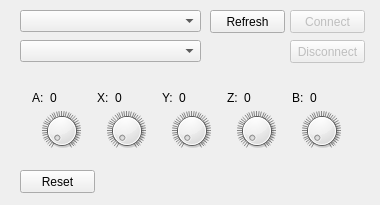
Unril/stepper-control, file qtConsoleMock/MainWindow.ui: the form before one commit.
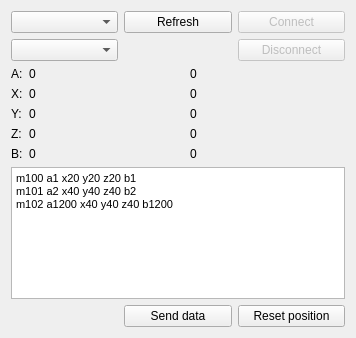
The form after the commit.

```diff
--- a/qtConsoleMock/MainWindow.ui
+++ b/qtConsoleMock/MainWindow.ui
@@ -6,101 +6,80 @@
    <rect>
     <x>0</x>
     <y>0</y>
-    <width>380</width>
-    <height>205</height>
+    <width>356</width>
+    <height>338</height>
    </rect>
   </property>
   <property name="windowTitle">
    <string>MainWindow</string>
   </property>
   <widget class="QWidget" name="centralWidget">
-   <widget class="QComboBox" name="cbPorts">
-    <property name="geometry">
-     <rect>
-      <x>20</x>
-      <y>10</y>
-      <width>181</width>
-      <height>22</height>
-     </rect>
-    </property>
-   </widget>
+   <layout class="QGridLayout" name="gridLayout_2">
+    <item row="0" column="0">
+     <widget class="QComboBox" name="cbPorts"/>
+    </item>
+    <item row="0" column="1">
    <widget class="QPushButton" name="pbRefresh">
-    <property name="geometry">
-     <rect>
-      <x>210</x>
-      <y>10</y>
-      <width>75</width>
-      <height>23</height>
-     </rect>
-    </property>
     <property name="text">
      <string>Refresh</string>
     </property>
    </widget>
+    </item>
+    <item row="0" column="2">
    <widget class="QPushButton" name="pbConnect">
     <property name="enabled">
      <bool>false</bool>
     </property>
-    <property name="geometry">
-     <rect>
-      <x>290</x>
-      <y>10</y>
-      <width>75</width>
-      <height>23</height>
-     </rect>
-    </property>
     <property name="text">
      <string>Connect</string>
     </property>
    </widget>
-   <widget class="QComboBox" name="cbBaudRate">
-    <property name="geometry">
-     <rect>
-      <x>20</x>
-      <y>40</y>
-      <width>181</width>
-      <height>22</height>
-     </rect>
-    </property>
-   </widget>
+    </item>
+    <item row="1" column="0">
+     <widget class="QComboBox" name="cbBaudRate"/>
+    </item>
+    <item row="1" column="2">
    <widget class="QPushButton" name="pbDisconnect">
     <property name="enabled">
      <bool>false</bool>
     </property>
-    <property name="geometry">
-     <rect>
-      <x>290</x>
-      <y>40</y>
-      <width>75</width>
-      <height>23</height>
-     </rect>
-    </property>
     <property name="text">
      <string>Disconnect</string>
     </property>
    </widget>
-   <widget class="QPushButton" name="pbReset">
-    <property name="geometry">
-     <rect>
-      <x>20</x>
-      <y>170</y>
-      <width>75</width>
-      <height>23</height>
-     </rect>
-    </property>
+    </item>
+    <item row="3" column="0" colspan="3">
+     <widget class="QTextEdit" name="teData">
+      <property name="lineWrapMode">
+       <enum>QTextEdit::NoWrap</enum>
+      </property>
+      <property name="html">
+       <string>&lt;!DOCTYPE HTML PUBLIC &quot;-//W3C//DTD HTML 4.0//EN&quot; &quot;http://www.w3.org/TR/REC-html40/strict.dtd&quot;&gt;
+&lt;html&gt;&lt;head&gt;&lt;meta name=&quot;qrichtext&quot; content=&quot;1&quot; /&gt;&lt;style type=&quot;text/css&quot;&gt;
+p, li { white-space: pre-wrap; }
+&lt;/style&gt;&lt;/head&gt;&lt;body style=&quot; font-family:'MS Shell Dlg 2'; font-size:8.25pt; font-weight:400; font-style:normal;&quot;&gt;
+&lt;p style=&quot; margin-top:0px; margin-bottom:0px; margin-left:0px; margin-right:0px; -qt-block-indent:0; text-indent:0px;&quot;&gt;m100 a1 x20 y20 z20 b1&lt;/p&gt;
+&lt;p style=&quot; margin-top:0px; margin-bottom:0px; margin-left:0px; margin-right:0px; -qt-block-indent:0; text-indent:0px;&quot;&gt;m101 a2 x40 y40 z40 b2&lt;/p&gt;
+&lt;p style=&quot; margin-top:0px; margin-bottom:0px; margin-left:0px; margin-right:0px; -qt-block-indent:0; text-indent:0px;&quot;&gt;m102 a1200 x40 y40 z40 b1200&lt;/p&gt;
+&lt;p style=&quot;-qt-paragraph-type:empty; margin-top:0px; margin-bottom:0px; margin-left:0px; margin-right:0px; -qt-block-indent:0; text-indent:0px;&quot;&gt;&lt;br /&gt;&lt;/p&gt;&lt;/body&gt;&lt;/html&gt;</string>
+      </property>
+     </widget>
+    </item>
+    <item row="4" column="1">
+     <widget class="QPushButton" name="pbSendData">
     <property name="text">
-     <string>Reset</string>
-    </property>
-   </widget>
-   <widget class="QWidget" name="layoutWidget">
-    <property name="geometry">
-     <rect>
-      <x>21</x>
-      <y>80</y>
-      <width>341</width>
-      <height>81</height>
-     </rect>
-    </property>
+       <string>Send data</string>
+      </property>
+     </widget>
+    </item>
+    <item row="4" column="2">
+     <widget class="QPushButton" name="pbResetPosition">
+      <property name="text">
+       <string>Reset position</string>
+      </property>
+     </widget>
+    </item>
+    <item row="2" column="0" colspan="3">
     <layout class="QGridLayout" name="gridLayout">
      <item row="0" column="0">
       <widget class="QLabel" name="lAText">
@@ -123,6 +102,13 @@
       </widget>
      </item>
      <item row="0" column="2">
+       <widget class="QLabel" name="lA_2">
+        <property name="text">
+         <string>0</string>
+        </property>
+       </widget>
+      </item>
+      <item row="1" column="0">
       <widget class="QLabel" name="lXText">
        <property name="sizePolicy">
         <sizepolicy hsizetype="Maximum" vsizetype="Preferred">
@@ -135,14 +121,21 @@
        </property>
       </widget>
      </item>
-     <item row="0" column="3">
+      <item row="1" column="1">
       <widget class="QLabel" name="lX">
        <property name="text">
         <string>0</string>
        </property>
       </widget>
      </item>
-     <item row="0" column="4">
+      <item row="1" column="2">
+       <widget class="QLabel" name="lX_2">
+        <property name="text">
+         <string>0</string>
+        </property>
+       </widget>
+      </item>
+      <item row="2" column="0">
       <widget class="QLabel" name="lYText">
        <property name="sizePolicy">
         <sizepolicy hsizetype="Maximum" vsizetype="Preferred">
@@ -155,14 +148,21 @@
        </property>
       </widget>
      </item>
-     <item row="0" column="5">
+      <item row="2" column="1">
       <widget class="QLabel" name="lY">
        <property name="text">
         <string>0</string>
        </property>
       </widget>
      </item>
-     <item row="0" column="6">
+      <item row="2" column="2">
+       <widget class="QLabel" name="lY_2">
+        <property name="text">
+         <string>0</string>
+        </property>
+       </widget>
+      </item>
+      <item row="3" column="0">
       <widget class="QLabel" name="lZText">
        <property name="sizePolicy">
         <sizepolicy hsizetype="Maximum" vsizetype="Preferred">
@@ -175,14 +175,21 @@
        </property>
       </widget>
      </item>
-     <item row="0" column="7">
+      <item row="3" column="1">
       <widget class="QLabel" name="lZ">
        <property name="text">
         <string>0</string>
        </property>
       </widget>
      </item>
-     <item row="0" column="8">
+      <item row="3" column="2">
+       <widget class="QLabel" name="lZ_2">
+        <property name="text">
+         <string>0</string>
+        </property>
+       </widget>
+      </item>
+      <item row="4" column="0">
       <widget class="QLabel" name="lBText">
        <property name="sizePolicy">
         <sizepolicy hsizetype="Maximum" vsizetype="Preferred">
@@ -195,80 +202,23 @@
        </property>
       </widget>
      </item>
-     <item row="0" column="9">
+      <item row="4" column="1">
       <widget class="QLabel" name="lB">
        <property name="text">
         <string>0</string>
        </property>
       </widget>
      </item>
-     <item row="1" column="0" colspan="2">
-      <widget class="QDial" name="dA">
-       <property name="maximum">
-        <number>399</number>
-       </property>
-       <property name="notchTarget">
-        <double>10.000000000000000</double>
-       </property>
-       <property name="notchesVisible">
-        <bool>true</bool>
-       </property>
-      </widget>
-     </item>
-     <item row="1" column="2" colspan="2">
-      <widget class="QDial" name="dX">
-       <property name="maximum">
-        <number>399</number>
-       </property>
-       <property name="notchTarget">
-        <double>10.000000000000000</double>
-       </property>
-       <property name="notchesVisible">
-        <bool>true</bool>
-       </property>
-      </widget>
-     </item>
-     <item row="1" column="4" colspan="2">
-      <widget class="QDial" name="dY">
-       <property name="maximum">
-        <number>399</number>
-       </property>
-       <property name="notchTarget">
-        <double>10.000000000000000</double>
-       </property>
-       <property name="notchesVisible">
-        <bool>true</bool>
-       </property>
-      </widget>
-     </item>
-     <item row="1" column="6" colspan="2">
-      <widget class="QDial" name="dZ">
-       <property name="maximum">
-        <number>399</number>
-       </property>
-       <property name="notchTarget">
-        <double>10.000000000000000</double>
-       </property>
-       <property name="notchesVisible">
-        <bool>true</bool>
-       </property>
-      </widget>
-     </item>
-     <item row="1" column="8" colspan="2">
-      <widget class="QDial" name="dB">
-       <property name="maximum">
-        <number>399</number>
-       </property>
-       <property name="notchTarget">
-        <double>10.000000000000000</double>
-       </property>
-       <property name="notchesVisible">
-        <bool>true</bool>
-       </property>
-      </widget>
-     </item>
-    </layout>
-   </widget>
+      <item row="4" column="2">
+       <widget class="QLabel" name="lB_2">
+        <property name="text">
+         <string>0</string>
+        </property>
+       </widget>
+      </item>
+     </layout>
+    </item>
+   </layout>
   </widget>
  </widget>
  <layoutdefault spacing="6" margin="11"/>
```
Left out of the diff: 83 changed lines with no effect on the pictures. Lines whose indentation alone changed are shown as unchanged.
